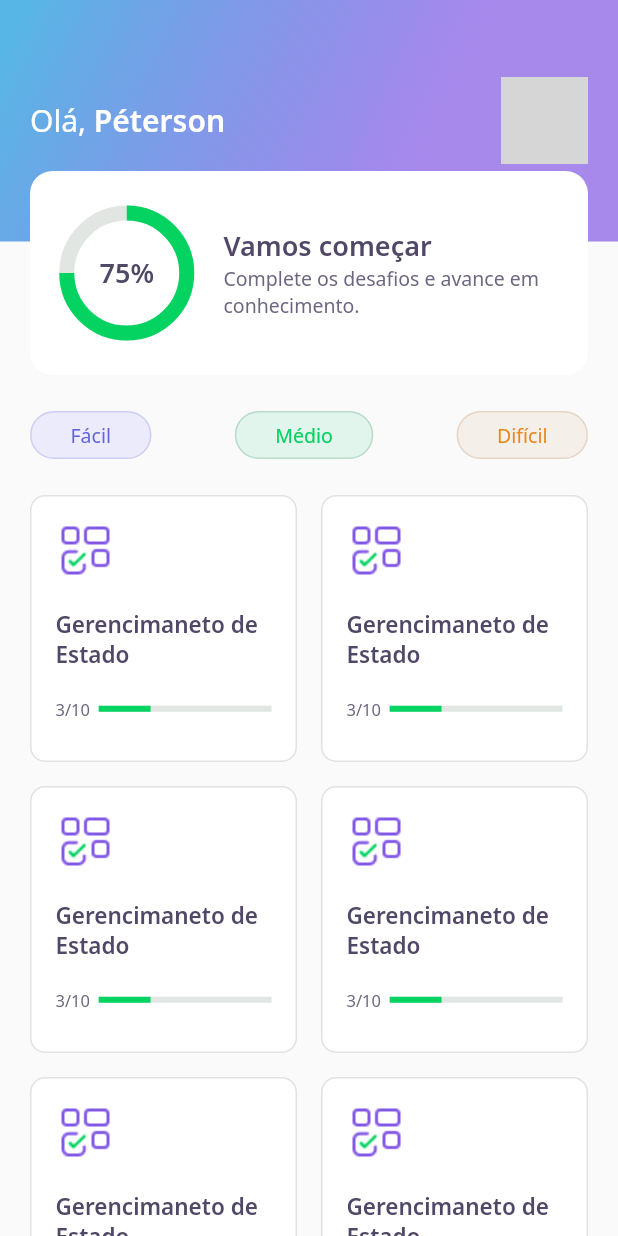
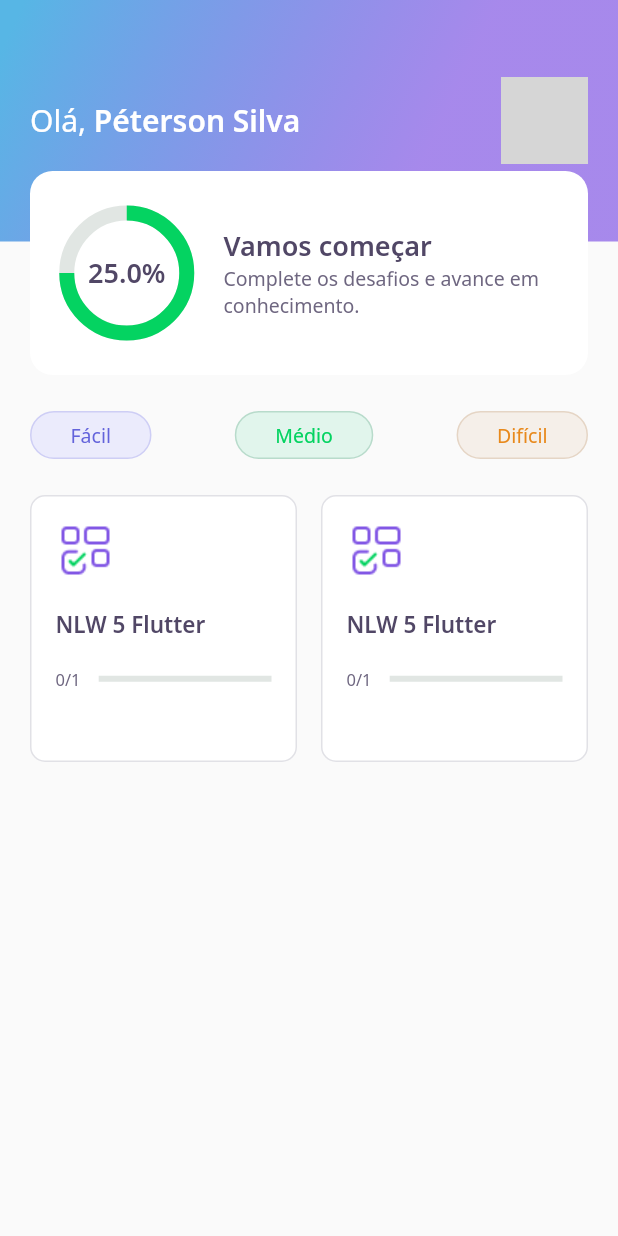
Before and after one commit to PetersonSilvadeJesus/quizcard, a Flutter app: the HomePage screen opened directly, on a phone screen of 412 x 824 dp. Run offline on Flutter 3.47's test engine with Material 2 defaults, Android fonts, the phone set to English and light mode, and no system bars; our stand-ins replace google_fonts; accounts and stored records are empty; network calls fail; grey boxes are pictures that could not be loaded.

Commit message:
Aula 3 - adicionando perguntas e database json

```diff
--- /dev/null
+++ b/assets/database/user.json
@@ -0,0 +1,5 @@
+{
+    "name":"Péterson Silva",
+    "score":25,
+    "photoUrl":"https://avatars.githubusercontent.com/u/26747556?v=4"
+}
--- a/lib/challenge/widgets/quiz/quiz_widget.dart
+++ b/lib/challenge/widgets/quiz/quiz_widget.dart
@@ -19,12 +19,16 @@ class QuizWidget extends StatelessWidget {
             height: 24,
           ),
           AwnserWidget(
+              isRight: true,
+              isSelected: true,
               title:
                   "pOSSIBILITA A CRIAÇÃO DE APLICATIVOS COMPILADOS NATIVAMENTE."),
           AwnserWidget(
               title:
                   "pOSSIBILITA A CRIAÇÃO DE APLICATIVOS COMPILADOS NATIVAMENTE."),
           AwnserWidget(
+              isRight: false,
+              isSelected: true,
               title:
                   "pOSSIBILITA A CRIAÇÃO DE APLICATIVOS COMPILADOS NATIVAMENTE."),
           AwnserWidget(
--- /dev/null
+++ b/lib/home/home_controller.dart
@@ -0,0 +1,29 @@
+import 'package:devquiz/home/home_repository.dart';
+import 'package:devquiz/home/home_state.dart';
+import 'package:devquiz/shared/models/quiz_model.dart';
+import 'package:devquiz/shared/models/user_model.dart';
+import 'package:flutter/foundation.dart';
+
+class HomeController {
+  final stateNotifier = ValueNotifier<HomeState>(HomeState.empty);
+
+  set state(HomeState state) => stateNotifier.value = state;
+  HomeState get state => stateNotifier.value;
+
+  UserModel? user;
+  List<QuizModel>? quizzes;
+
+  final repository = HomeRepository();
+
+  void getUser() async {
+    state = HomeState.loading;
+    user = await repository.getUser();
+    state = HomeState.success;
+  }
+
+  void getQuizzes() async {
+    state = HomeState.loading;
+    quizzes = await repository.getQuizzes();
+    state = HomeState.success;
+  }
+}
--- a/lib/home/home_page.dart
+++ b/lib/home/home_page.dart
@@ -1,3 +1,7 @@
+import 'package:devquiz/challenge/widgets/quiz/quiz_widget.dart';
+import 'package:devquiz/core/core.dart';
+import 'package:devquiz/home/home_controller.dart';
+import 'package:devquiz/home/home_state.dart';
 import 'package:devquiz/home/widgets/app_bar/app_bar_widget.dart';
 import 'package:devquiz/home/widgets/level_button/level_button_widget.dart';
 import 'package:devquiz/home/widgets/quiz_card/quiz_card_widget.dart';
@@ -11,10 +15,26 @@ class HomePage extends StatefulWidget {
 }
 
 class _HomePageState extends State<HomePage> {
+  final controller = HomeController();
+
+  @override
+  void initState() {
+    super.initState();
+
+    controller.getUser();
+    controller.getQuizzes();
+    controller.stateNotifier.addListener(() {
+      setState(() {});
+    });
+  }
+
   @override
   Widget build(BuildContext context) {
+    if (controller.state == HomeState.success) {
       return Scaffold(
-      appBar: AppbarWidget(),
+        appBar: AppbarWidget(
+          user: controller.user!,
+        ),
         body: Padding(
           padding: const EdgeInsets.symmetric(horizontal: 20),
           child: Column(
@@ -39,23 +59,28 @@ class _HomePageState extends State<HomePage> {
                   crossAxisCount: 2,
                   crossAxisSpacing: 16,
                   mainAxisSpacing: 16,
-                children: [
-                  QuizCardWidget(),
-                  QuizCardWidget(),
-                  QuizCardWidget(),
-                  QuizCardWidget(),
-                  QuizCardWidget(),
-                  QuizCardWidget(),
-                  QuizCardWidget(),
-                  QuizCardWidget(),
-                  QuizCardWidget(),
-                  QuizCardWidget(),
-                ],
+                  children: controller.quizzes!
+                      .map((e) => QuizCardWidget(
+                            title: e.title,
+                            completed:
+                                "${e.questionAwnsered}/${e.questions.length}",
+                            percent: e.questionAwnsered / e.questions.length,
+                          ))
+                      .toList(),
                 ),
               )
             ],
           ),
         ),
       );
+    } else {
+      return Scaffold(
+        body: Center(
+          child: CircularProgressIndicator(
+            valueColor: AlwaysStoppedAnimation<Color>(AppColors.darkGreen),
+          ),
+        ),
+      );
     }
   }
+}
--- /dev/null
+++ b/lib/home/home_state.dart
@@ -0,0 +1,6 @@
+enum HomeState {
+  success,
+  loading,
+  error,
+  empty,
+}
--- a/lib/home/widgets/app_bar/app_bar_widget.dart
+++ b/lib/home/widgets/app_bar/app_bar_widget.dart
@@ -1,10 +1,13 @@
 import 'package:devquiz/core/app_gradients.dart';
 import 'package:devquiz/core/core.dart';
 import 'package:devquiz/home/widgets/score_card/score_card_widget.dart';
+import 'package:devquiz/shared/models/user_model.dart';
 import 'package:flutter/material.dart';
 
 class AppbarWidget extends PreferredSize {
-  AppbarWidget()
+  final UserModel user;
+
+  AppbarWidget({required this.user})
       : super(
           preferredSize: Size.fromHeight(250),
           child: Container(
@@ -25,7 +28,7 @@ class AppbarWidget extends PreferredSize {
                               style: AppTextStyles.title,
                               children: [
                                 TextSpan(
-                                    text: "Péterson",
+                                    text: user.name,
                                     style: AppTextStyles.titleBold)
                               ]),
                         ),
@@ -35,13 +38,15 @@ class AppbarWidget extends PreferredSize {
                             decoration: BoxDecoration(
                                 borderRadius: BorderRadius.circular(10),
                                 image: DecorationImage(
-                                    image: NetworkImage(
-                                        "https://avatars.githubusercontent.com/u/26747556?v=4"))))
+                                    image: NetworkImage(user.photoUrl))))
                       ],
                     ),
                   ),
                   Align(
-                      alignment: Alignment(0.0, 1.0), child: ScoreCardWidget())
+                      alignment: Alignment(0.0, 1.0),
+                      child: ScoreCardWidget(
+                        score: user.score.toDouble(),
+                      ))
                 ],
               )),
         );
--- a/lib/home/widgets/chart/chart_widget.dart
+++ b/lib/home/widgets/chart/chart_widget.dart
@@ -2,6 +2,10 @@ import 'package:devquiz/core/core.dart';
 import 'package:flutter/material.dart';
 
 class ChartWidget extends StatelessWidget {
+  final double score;
+
+  const ChartWidget({Key? key, required this.score}) : super(key: key);
+
   @override
   Widget build(BuildContext context) {
     return Container(
@@ -24,7 +28,7 @@ class ChartWidget extends StatelessWidget {
           ),
           Center(
             child: Text(
-              "75%",
+              "${score.toString()}%",
               style: AppTextStyles.heading,
             ),
           )
--- a/lib/home/widgets/quiz_card/quiz_card_widget.dart
+++ b/lib/home/widgets/quiz_card/quiz_card_widget.dart
@@ -3,6 +3,17 @@ import 'package:devquiz/shared/widgets/progress_indicator/progress_indicator_wid
 import 'package:flutter/material.dart';
 
 class QuizCardWidget extends StatelessWidget {
+  final String title;
+  final String completed;
+  final double percent;
+
+  const QuizCardWidget(
+      {Key? key,
+      required this.title,
+      required this.completed,
+      required this.percent})
+      : super(key: key);
+
   @override
   Widget build(BuildContext context) {
     return Container(
@@ -22,7 +33,7 @@ class QuizCardWidget extends StatelessWidget {
           ),
           SizedBox(height: 19),
           Text(
-            "Gerencimaneto de Estado",
+            title,
             style: AppTextStyles.heading15,
           ),
           SizedBox(height: 19),
@@ -31,14 +42,14 @@ class QuizCardWidget extends StatelessWidget {
               Expanded(
                 flex: 1,
                 child: Text(
-                  "3/10",
+                  completed,
                   style: AppTextStyles.body11,
                 ),
               ),
               Expanded(
                   flex: 4,
                   child: ProgressIndicatorWidget(
-                    value: 0.3,
+                    value: percent,
                   )),
             ],
           )
--- a/lib/home/widgets/score_card/score_card_widget.dart
+++ b/lib/home/widgets/score_card/score_card_widget.dart
@@ -3,6 +3,10 @@ import 'package:devquiz/home/widgets/chart/chart_widget.dart';
 import 'package:flutter/material.dart';
 
 class ScoreCardWidget extends StatelessWidget {
+  final double score;
+
+  const ScoreCardWidget({Key? key, this.score = 0}) : super(key: key);
+
   @override
   Widget build(BuildContext context) {
     return Padding(
@@ -20,7 +24,9 @@ class ScoreCardWidget extends StatelessWidget {
             children: [
               Expanded(
                 flex: 1,
-                child: ChartWidget(),
+                child: ChartWidget(
+                  score: score,
+                ),
               ),
               Expanded(
                 flex: 3,
--- /dev/null
+++ b/lib/shared/models/quiz_model.dart
@@ -0,0 +1,65 @@
+import 'dart:convert';
+
+import 'package:devquiz/shared/models/question_model.dart';
+
+enum Level { facil, medio, dificil, perito }
+
+extension LevelStringExt on String {
+  Level get parse => {
+        "facil": Level.facil,
+        "medio": Level.medio,
+        "dificil": Level.dificil,
+        "perito": Level.perito
+      }[this]!;
+}
+
+extension LevelExt on Level {
+  String get parse => {
+        Level.facil: "facil",
+        Level.medio: "medio",
+        Level.dificil: "dificil",
+        Level.perito: "perito"
+      }[this]!;
+}
+
+class QuizModel {
+  final String title;
+  final List<QuestionModel> questions;
+  final int questionAwnsered;
+  final String image;
+  final Level level;
+
+  QuizModel({
+    required this.title,
+    required this.questions,
+    this.questionAwnsered = 0,
+    required this.image,
+    required this.level,
+  });
+
+  Map<String, dynamic> toMap() {
+    return {
+      'title': title,
+      'questions': questions?.map((x) => x.toMap())?.toList(),
+      'questionAwnsered': questionAwnsered,
+      'image': image,
+      'level': level.parse,
+    };
+  }
+
+  factory QuizModel.fromMap(Map<String, dynamic> map) {
+    return QuizModel(
+      title: map['title'],
+      questions: List<QuestionModel>.from(
+          map['questions']?.map((x) => QuestionModel.fromMap(x))),
+      questionAwnsered: map['questionAwnsered'] ?? 0,
+      image: map['image'],
+      level: map['level'].toString().parse,
+    );
+  }
+
+  String toJson() => json.encode(toMap());
+
+  factory QuizModel.fromJson(String source) =>
+      QuizModel.fromMap(json.decode(source));
+}
--- /dev/null
+++ b/lib/shared/models/user_model.dart
@@ -0,0 +1,34 @@
+import 'dart:convert';
+
+class UserModel {
+  final String name;
+  final String photoUrl;
+  final int score;
+
+  UserModel({
+    required this.name,
+    required this.photoUrl,
+    this.score = 0,
+  });
+
+  Map<String, dynamic> toMap() {
+    return {
+      'name': name,
+      'photoUrl': photoUrl,
+      'score': score,
+    };
+  }
+
+  factory UserModel.fromMap(Map<String, dynamic> map) {
+    return UserModel(
+      name: map['name'],
+      photoUrl: map['photoUrl'],
+      score: map['score'],
+    );
+  }
+
+  String toJson() => json.encode(toMap());
+
+  factory UserModel.fromJson(String source) =>
+      UserModel.fromMap(json.decode(source));
+}
--- a/pubspec.yaml
+++ b/pubspec.yaml
@@ -18,5 +18,6 @@ dev_dependencies:
 flutter:
   assets:
     - assets/images/
+    - assets/database/
 
   uses-material-design: true
```
Also changed, not shown: assets/database/quizzes.json (added, +32 -0 lines), lib/home/home_repository.dart (added, +21 -0 lines), lib/shared/models/awnser_model.dart (added, +30 -0 lines), lib/shared/models/question_model.dart (added, +33 -0 lines). Lines whose indentation alone changed are shown as unchanged.
